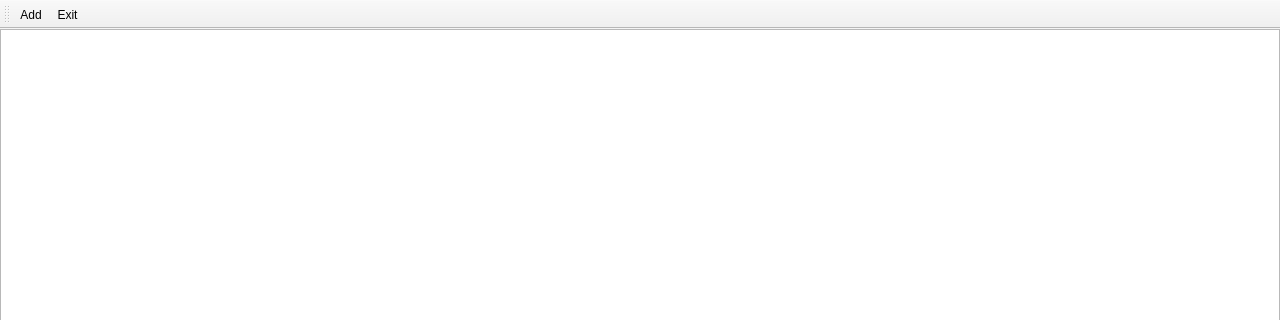
kik4444/simple-process-tracker, file mainwindow.ui: the form before one commit; both pictures show x 0 to 1280 and y 0 to 320 of the 1280 by 720 pixel window.
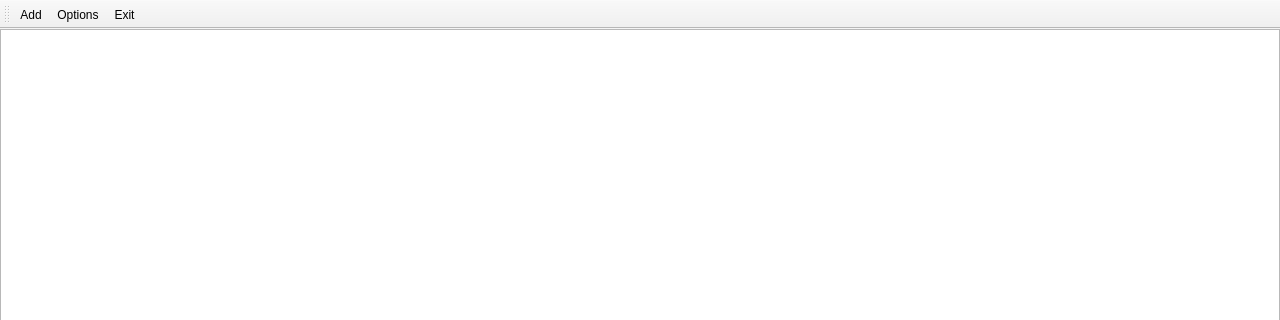
The form after the commit. Icons and pictures are not drawn.

Commit message: Beginning work on options window

```diff
--- a/mainwindow.ui
+++ b/mainwindow.ui
@@ -68,6 +68,7 @@
     <bool>false</bool>
    </attribute>
    <addaction name="actionAdd"/>
+   <addaction name="actionOptions"/>
    <addaction name="actionExit"/>
   </widget>
   <action name="actionAdd">
@@ -95,6 +96,15 @@
     <string>Exits the app</string>
    </property>
   </action>
+  <action name="actionOptions">
+   <property name="icon">
+    <iconset resource="resources.qrc">
+     <normaloff>:/Assets/Icons/options-icon.svg</normaloff>:/Assets/Icons/options-icon.svg</iconset>
+   </property>
+   <property name="text">
+    <string>Options</string>
+   </property>
+  </action>
  </widget>
  <resources>
   <include location="resources.qrc"/>
```
The commit also changes 8 other files.
